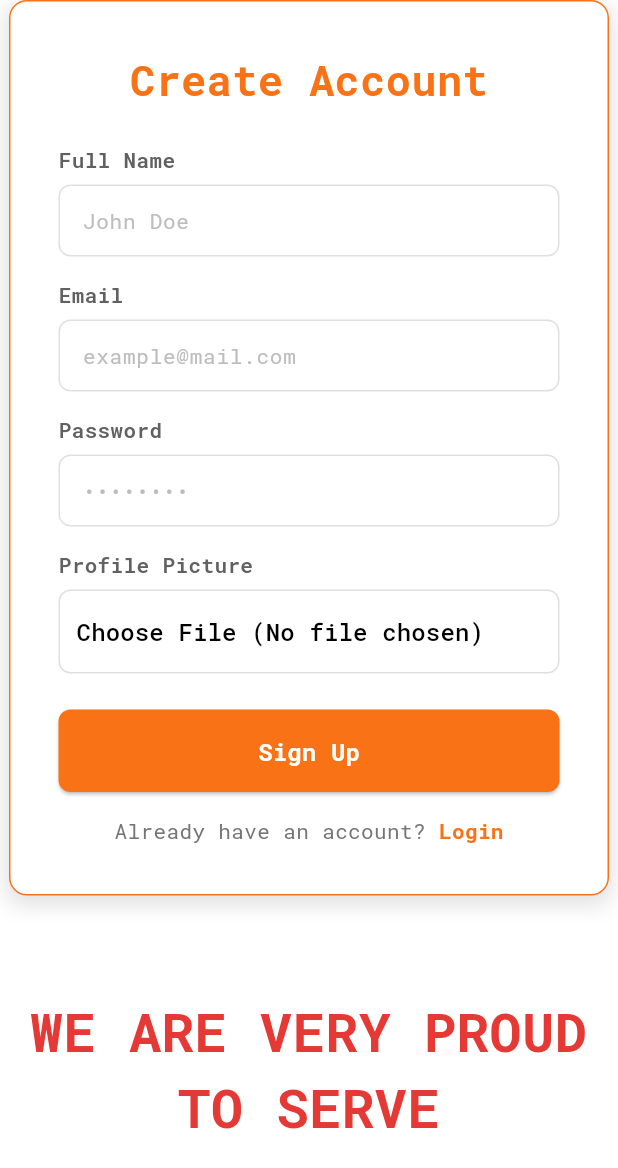
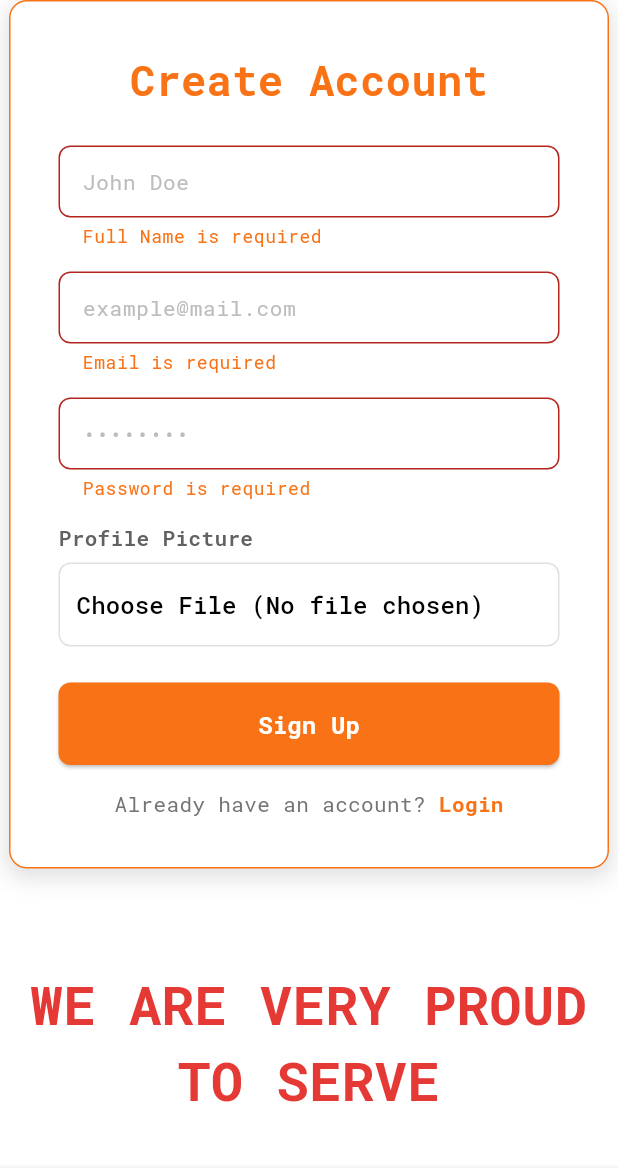
Before and after one commit to Hasib-39/Amar-Shodai, a Flutter app: the CreateAccountScreen widget shown alone on an empty page, opened directly with empty values, after a tap on "Sign Up", on a phone screen of 412 x 824 dp. Shown: the top 1168 px of the screen. Run offline on Flutter 3.47's test engine with Material 3 defaults, Android fonts, the phone set to English and light mode, and no system bars; our stand-ins replace carousel_slider, font_awesome_flutter, google_fonts, image_picker.

Commit message:
Fixed the navigations properly

```diff
--- a/lib/screens/create_account_screen.dart
+++ b/lib/screens/create_account_screen.dart
@@ -1,16 +1,19 @@
 import 'dart:io';
-
 import 'package:flutter/material.dart';
 import 'package:google_fonts/google_fonts.dart';
 import 'package:image_picker/image_picker.dart';
-
 import '../utils/theme.dart';
 import '../widgets/footer_section.dart';
 
 class CreateAccountScreen extends StatefulWidget {
   final VoidCallback onLoginTap;
-  final Function(File) onImagePicked;
-  const CreateAccountScreen({super.key, required this.onLoginTap, required this.onImagePicked});
+  final Function(File?) onSignUpClicked;
+
+  const CreateAccountScreen({
+    super.key,
+    required this.onLoginTap,
+    required this.onSignUpClicked,
+  });
 
   @override
   State<CreateAccountScreen> createState() => _CreateAccountScreenState();
@@ -19,15 +22,19 @@ class CreateAccountScreen extends StatefulWidget {
 class _CreateAccountScreenState extends State<CreateAccountScreen> {
   bool _isHovered = false;
   File? _selectedImage;
-  Future<void> _pickImage() async{
-    final ImagePicker picker = ImagePicker();
+
+  final _formKey = GlobalKey<FormState>();
+  final TextEditingController _nameController = TextEditingController();
+  final TextEditingController _emailController = TextEditingController();
+  final TextEditingController _passwordController = TextEditingController();
+
+  Future<void> _pickImage() async {
+    final picker = ImagePicker();
     final XFile? image = await picker.pickImage(source: ImageSource.gallery);
-
-    if(image != null){
+    if (image != null) {
       setState(() {
         _selectedImage = File(image.path);
       });
-      widget.onImagePicked(_selectedImage!);
     }
   }
 
@@ -43,8 +50,8 @@ class _CreateAccountScreenState extends State<CreateAccountScreen> {
               decoration: BoxDecoration(
                 color: Colors.white,
                 border: Border.all(color: const Color(0xFFF97316)),
-                boxShadow: [
-                  const BoxShadow(
+                boxShadow: const [
+                  BoxShadow(
                     color: Colors.black12,
                     blurRadius: 12,
                     spreadRadius: 2,
@@ -69,15 +76,32 @@ class _CreateAccountScreenState extends State<CreateAccountScreen> {
                   const SizedBox(height: 24),
 
                   // Form
-                  Column(
+                  Form(
+                    key: _formKey,
+                    child: Column(
                       crossAxisAlignment: CrossAxisAlignment.stretch,
                       children: [
-                      _buildTextField("Full Name", "John Doe", false),
+                        _buildTextField(
+                          "Full Name",
+                          "John Doe",
+                          false,
+                          controller: _nameController,
+                        ),
                         const SizedBox(height: 16),
-                      _buildTextField("Email", "example@mail.com", false,
-                          inputType: TextInputType.emailAddress),
+                        _buildTextField(
+                          "Email",
+                          "example@mail.com",
+                          false,
+                          inputType: TextInputType.emailAddress,
+                          controller: _emailController,
+                        ),
                         const SizedBox(height: 16),
-                      _buildTextField("Password", "••••••••", true),
+                        _buildTextField(
+                          "Password",
+                          "••••••••",
+                          true,
+                          controller: _passwordController,
+                        ),
                         const SizedBox(height: 16),
 
                         // Profile Picture
@@ -99,13 +123,14 @@ class _CreateAccountScreenState extends State<CreateAccountScreen> {
                               child: OutlinedButton(
                                 onPressed: _pickImage,
                                 style: OutlinedButton.styleFrom(
-                                padding: const EdgeInsets.symmetric(vertical: 14, horizontal: 12),
+                                  padding: const EdgeInsets.symmetric(
+                                      vertical: 14, horizontal: 12),
                                   backgroundColor: Colors.white,
                                   side: BorderSide(color: Colors.grey[300]!),
                                   shape: RoundedRectangleBorder(
                                     borderRadius: BorderRadius.circular(8),
                                   ),
-                                alignment: Alignment.centerLeft, // text aligns like placeholder
+                                  alignment: Alignment.centerLeft,
                                 ),
                                 child: Text(
                                   _selectedImage != null
@@ -125,7 +150,9 @@ class _CreateAccountScreenState extends State<CreateAccountScreen> {
                         // Submit button
                         ElevatedButton(
                           onPressed: () {
-                          // TODO: handle submit
+                            if (_formKey.currentState!.validate()) {
+                              widget.onSignUpClicked(_selectedImage);
+                            }
                           },
                           style: ElevatedButton.styleFrom(
                             backgroundColor: const Color(0xFFF97316),
@@ -173,25 +200,22 @@ class _CreateAccountScreenState extends State<CreateAccountScreen> {
                                     decoration: _isHovered
                                         ? TextDecoration.underline
                                         : TextDecoration.none,
-                                  decorationColor:
-                                  const Color(0xFFF97316),
+                                    decorationColor: const Color(0xFFF97316),
                                     decorationThickness: 2,
                                   ),
                                 ),
                               ),
                             )
                           ],
-                      )
+                        ),
                       ],
+                    ),
                   ),
                 ],
               ),
             ),
           ),
           const SizedBox(height: 64),
-          Column(
-            crossAxisAlignment: CrossAxisAlignment.center,
-            children: [
           SizedBox(
             width: double.infinity,
             child: Text(
@@ -199,8 +223,6 @@ class _CreateAccountScreenState extends State<CreateAccountScreen> {
               style: lightMode.textTheme.titleLarge,
               textAlign: TextAlign.center,
             ),
-              ),
-            ],
           ),
           const SizedBox(height: 32),
           const FooterSection(),
@@ -210,27 +232,31 @@ class _CreateAccountScreenState extends State<CreateAccountScreen> {
   }
 
   Widget _buildTextField(String label, String placeholder, bool obscureText,
-      {TextInputType inputType = TextInputType.text}) {
-    return Column(
-      crossAxisAlignment: CrossAxisAlignment.start,
-      children: [
-        Text(
-          label,
-          style: GoogleFonts.robotoMono(
-            fontSize: 14,
-            fontWeight: FontWeight.w600,
-            color: Colors.grey[700],
-          ),
-        ),
-        const SizedBox(height: 6),
-        TextField(
+      {TextInputType inputType = TextInputType.text,
+        required TextEditingController controller}) {
+    return TextFormField(
+      controller: controller,
       obscureText: obscureText,
       keyboardType: inputType,
+      validator: (value) {
+        if (value == null || value.trim().isEmpty) {
+          return "$label is required";
+        }
+        if (label == "Email" &&
+            !RegExp(r'^[^@]+@[^@]+\.[^@]+').hasMatch(value)) {
+          return "Enter a valid email";
+        }
+        return null;
+      },
       decoration: InputDecoration(
         hintText: placeholder,
         hintStyle: GoogleFonts.robotoMono(
           color: Colors.grey[400],
           fontSize: 14,
+        ),
+        errorStyle: GoogleFonts.robotoMono(
+          color: const Color(0xFFF97316),
+          fontSize: 12,
         ),
         border: OutlineInputBorder(
           borderRadius: BorderRadius.circular(8),
@@ -242,13 +268,11 @@ class _CreateAccountScreenState extends State<CreateAccountScreen> {
         ),
         focusedBorder: OutlineInputBorder(
           borderRadius: BorderRadius.circular(8),
-              borderSide: BorderSide(color: Color(0xFFF97316), width: 2),
+          borderSide: const BorderSide(color: Color(0xFFF97316), width: 2),
         ),
         contentPadding:
         const EdgeInsets.symmetric(horizontal: 12, vertical: 12),
       ),
-        ),
-      ],
     );
   }
 }
--- a/lib/screens/home_screen.dart
+++ b/lib/screens/home_screen.dart
@@ -24,7 +24,7 @@ class HomeScreen extends StatefulWidget {
 
 class _HomeScreenState extends State<HomeScreen> {
   String _currentPage = "home";
-  File? _profileImage; // store picked image
+  File? _profileImage;
 
   @override
   Widget build(BuildContext context) {
@@ -54,12 +54,12 @@ class _HomeScreenState extends State<HomeScreen> {
               _currentPage = "login";
             });
           },
-          onImagePicked: (File image) {
+          onSignUpClicked: (File? image){
             setState(() {
               _profileImage = image;
               _currentPage = "home";
             });
-          },
+          }
         ),
       );
     }
```
Lines whose indentation alone changed are shown as unchanged.
